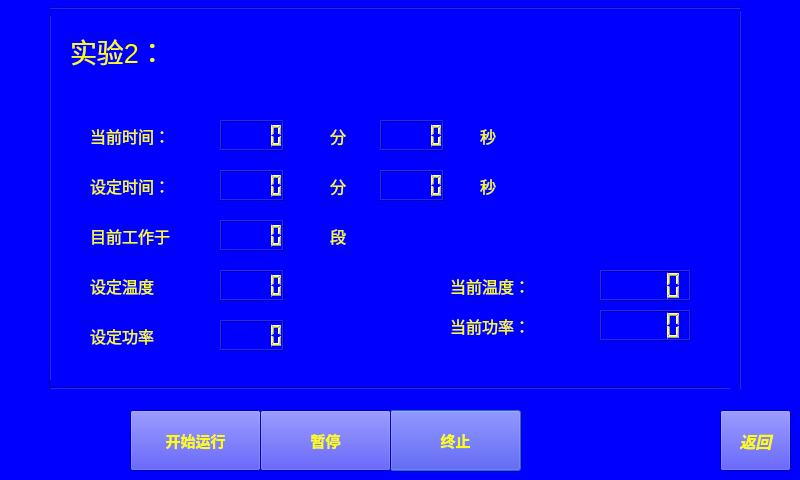
Before: the Qt Designer form running_2.ui in wanghao-xznu/untitled2, drawn with Qt 5.
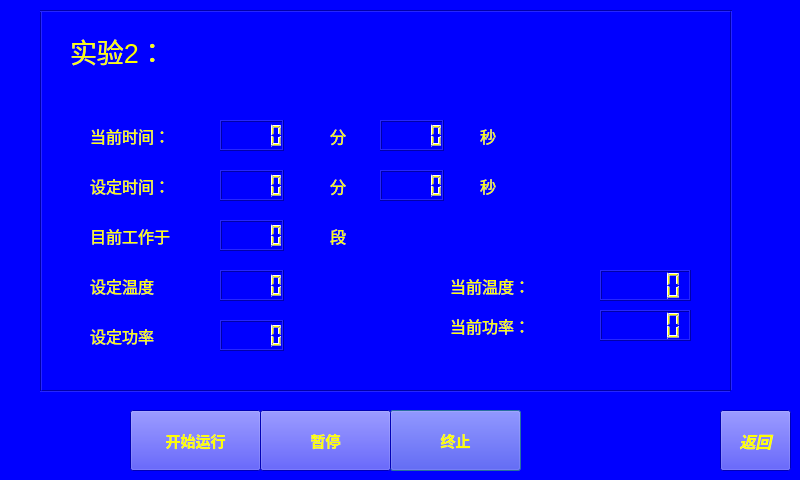
After: the same form once the commit is applied.

Patch:
```diff
--- a/running_2.ui
+++ b/running_2.ui
@@ -17,19 +17,6 @@
    <string notr="true">color: rgb(255, 255, 0);
 background-color: rgb(0, 0, 255);</string>
   </property>
-  <widget class="Line" name="line_2">
-   <property name="geometry">
-    <rect>
-     <x>40</x>
-     <y>10</y>
-     <width>20</width>
-     <height>381</height>
-    </rect>
-   </property>
-   <property name="orientation">
-    <enum>Qt::Vertical</enum>
-   </property>
-  </widget>
   <widget class="QLabel" name="label_4">
    <property name="geometry">
     <rect>
@@ -281,19 +268,6 @@
     <string>当前时间：</string>
    </property>
   </widget>
-  <widget class="Line" name="line">
-   <property name="geometry">
-    <rect>
-     <x>50</x>
-     <y>380</y>
-     <width>691</width>
-     <height>16</height>
-    </rect>
-   </property>
-   <property name="orientation">
-    <enum>Qt::Horizontal</enum>
-   </property>
-  </widget>
   <widget class="QLabel" name="label_9">
    <property name="geometry">
     <rect>
@@ -464,19 +438,6 @@
     </rect>
    </property>
   </widget>
-  <widget class="Line" name="line_3">
-   <property name="geometry">
-    <rect>
-     <x>50</x>
-     <y>0</y>
-     <width>691</width>
-     <height>16</height>
-    </rect>
-   </property>
-   <property name="orientation">
-    <enum>Qt::Horizontal</enum>
-   </property>
-  </widget>
   <widget class="QLCDNumber" name="lcdNumber">
    <property name="geometry">
     <rect>
@@ -487,12 +448,25 @@
     </rect>
    </property>
   </widget>
+  <widget class="Line" name="line">
+   <property name="geometry">
+    <rect>
+     <x>40</x>
+     <y>390</y>
+     <width>691</width>
+     <height>2</height>
+    </rect>
+   </property>
+   <property name="orientation">
+    <enum>Qt::Horizontal</enum>
+   </property>
+  </widget>
   <widget class="Line" name="line_4">
    <property name="geometry">
     <rect>
      <x>730</x>
      <y>10</y>
-     <width>20</width>
+     <width>2</width>
      <height>381</height>
     </rect>
    </property>
@@ -500,6 +474,32 @@
     <enum>Qt::Vertical</enum>
    </property>
   </widget>
+  <widget class="Line" name="line_2">
+   <property name="geometry">
+    <rect>
+     <x>40</x>
+     <y>10</y>
+     <width>2</width>
+     <height>381</height>
+    </rect>
+   </property>
+   <property name="orientation">
+    <enum>Qt::Vertical</enum>
+   </property>
+  </widget>
+  <widget class="Line" name="line_3">
+   <property name="geometry">
+    <rect>
+     <x>40</x>
+     <y>10</y>
+     <width>691</width>
+     <height>2</height>
+    </rect>
+   </property>
+   <property name="orientation">
+    <enum>Qt::Horizontal</enum>
+   </property>
+  </widget>
  </widget>
  <resources/>
  <connections/>
```
